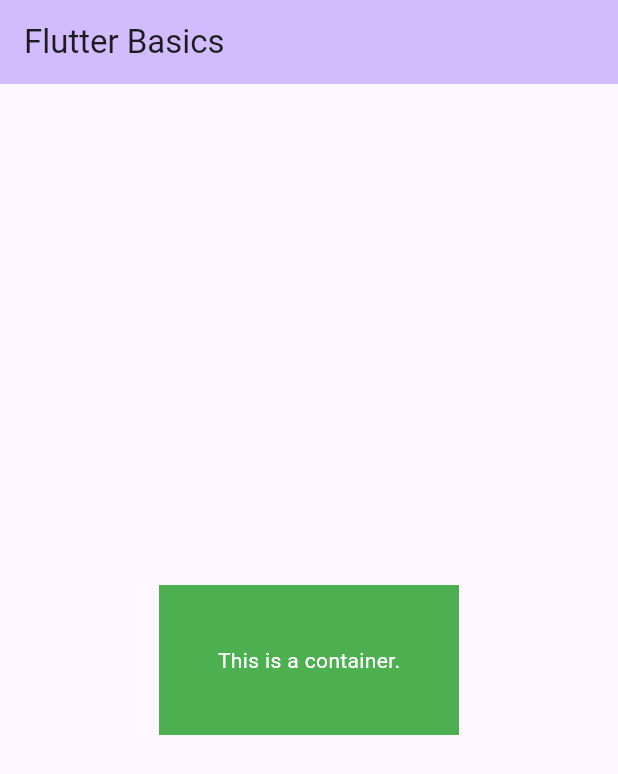
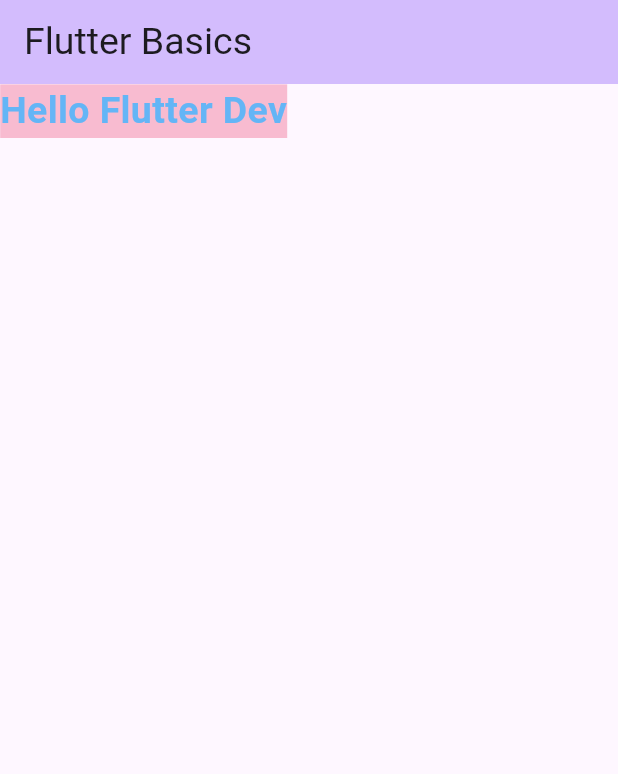
Before and after one commit to PriyanshuSengar/flutter-basic, a Flutter app: the screen it shows after launch, on a phone screen of 412 x 824 dp. Shown: the top 774 px of the screen. Run offline on Flutter 3.47's test engine with Material 3 defaults, Android fonts, the phone set to English and light mode, and no system bars.

Commit message:
Text_Styling

```diff
--- a/lib/main.dart
+++ b/lib/main.dart
@@ -45,21 +45,32 @@ class _MyHomePageState extends State<MyHomePage> {
       appBar: AppBar(
         backgroundColor: Theme.of(context).colorScheme.inversePrimary,
 
-        title: Text('Flutter Basics'),
+        title: Text('Flutter Basics', style: TextStyle(fontSize: 25)),
       ),
-      body: Center(
-        child: Container(
-          width: 200,
-          height: 100,
-          color: Colors.green,
-          child: Center(
-            child: Text(
-              "This is a container.",
-              style: TextStyle(color: Colors.white),
-            ),
-          ),
+      body: Text(
+        'Hello Flutter Dev',
+        style: TextStyle(
+          fontSize: 25,
+          color: Colors.blue[300],
+          fontWeight: FontWeight.bold,
+          backgroundColor: Colors.pink[100],
+
+
         ),
       ),
+      // Center(
+      //   child: Container(
+      //     width: 200,
+      //     height: 100,
+      //     color: Colors.green,
+      //     child: Center(
+      //       child: Text(
+      //         "This is a container.",
+      //         style: TextStyle(color: Colors.white),
+      //       ),
+      //     ),
+      //   ),
+      // ),
       // Center(
       //   child: Text("This is first text i have written in flutter."),
       // ),
```
